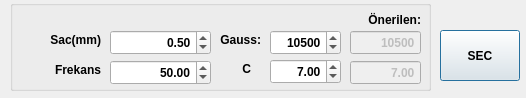
The window that QT_file/genel_param.ui (yavuzbektas/transformator_calc) describes before a commit, drawn with Qt 5.
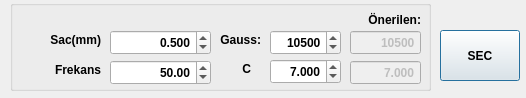
The same window after the commit.

```diff
--- a/QT_file/genel_param.ui
+++ b/QT_file/genel_param.ui
@@ -74,6 +74,9 @@
     <property name="alignment">
      <set>Qt::AlignRight|Qt::AlignTrailing|Qt::AlignVCenter</set>
     </property>
+    <property name="decimals">
+     <number>3</number>
+    </property>
     <property name="maximum">
      <double>7.000000000000000</double>
     </property>
@@ -243,6 +246,9 @@
     <property name="alignment">
      <set>Qt::AlignRight|Qt::AlignTrailing|Qt::AlignVCenter</set>
     </property>
+    <property name="decimals">
+     <number>3</number>
+    </property>
     <property name="maximum">
      <double>15.000000000000000</double>
     </property>
@@ -280,6 +286,9 @@
     <property name="buttonSymbols">
      <enum>QAbstractSpinBox::NoButtons</enum>
     </property>
+    <property name="decimals">
+     <number>3</number>
+    </property>
     <property name="value">
      <double>7.000000000000000</double>
     </property>
```
Left out of the diff: 14 changed lines with no effect on the pictures.
